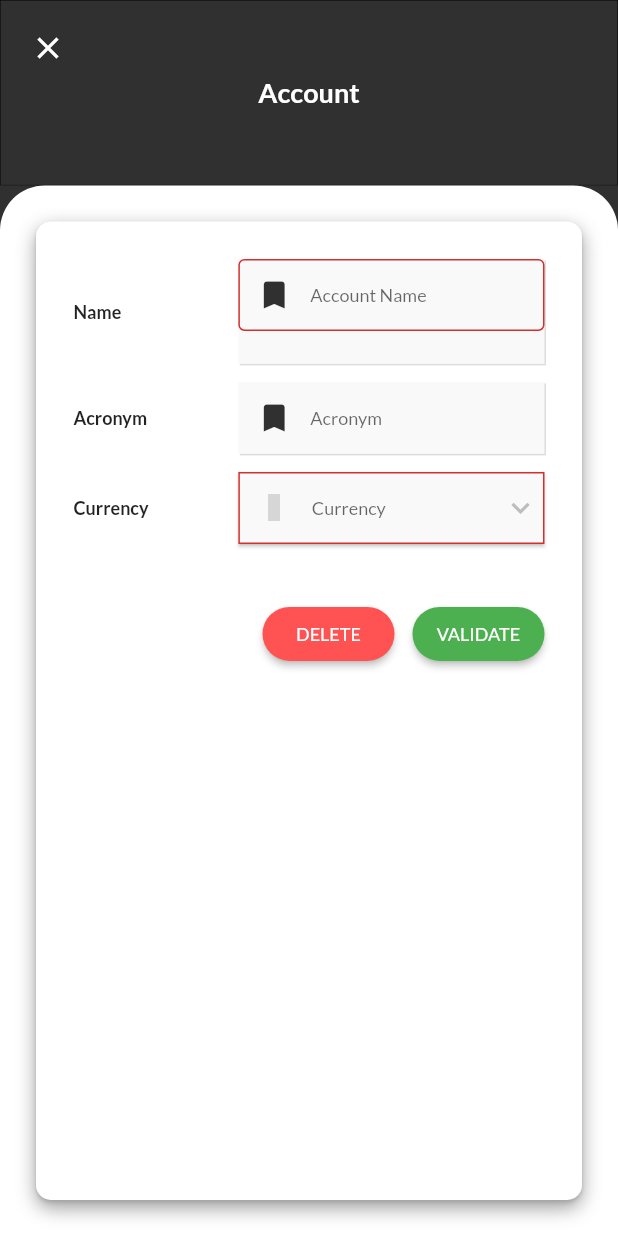
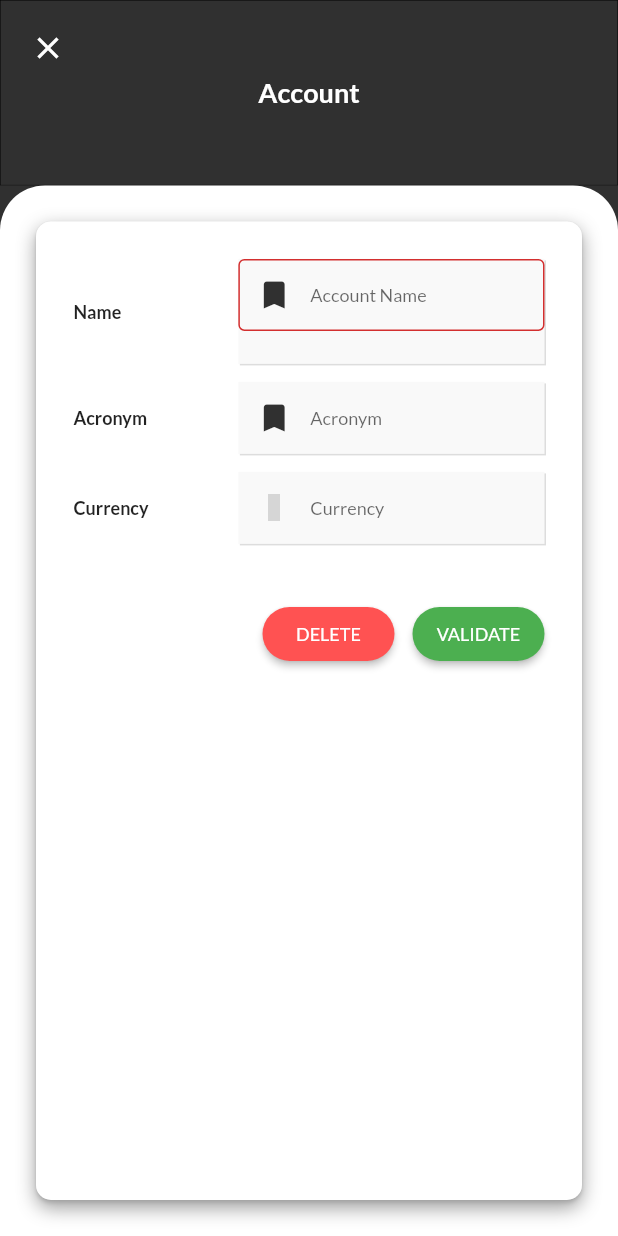
Before and after one commit to JorisTruong/homeaccountant-app, a Flutter app: the AccountInfoPage screen opened by its route, after a tap on "VALIDATE", on a phone screen of 412 x 824 dp. Run offline on Flutter 3.47's test engine with Material 2 defaults, Android fonts, the phone set to English and light mode, and no system bars; our stand-ins replace expandable, fl_chart, flutter_icons, flutter_redux, flutter_svg, google_fonts and 3 more; missing offline and left inert: currency_pickers, flutter_date_pickers, flutter_iconpicker, flutter_pagewise, keyboard_avoider; accounts and stored records are empty; grey boxes are pictures that could not be loaded.

Commit message:
feat: changed currency dropdown to currency dialog

```diff
--- a/lib/redux/actions/actions.dart
+++ b/lib/redux/actions/actions.dart
@@ -28,6 +28,12 @@ class AccountInfoCountryIso {
   final String accountInfoCountryIso;
 
   AccountInfoCountryIso(this.accountInfoCountryIso);
+}
+
+class AccountInfoCurrencyText {
+  final TextEditingController accountInfoCurrencyText;
+
+  AccountInfoCurrencyText(this.accountInfoCurrencyText);
 }
 
 class UpdateDateRangeType {
--- a/lib/redux/models/app_state.dart
+++ b/lib/redux/models/app_state.dart
@@ -10,6 +10,7 @@ class AppState {
   final TextEditingController accountInfoName;
   final TextEditingController accountInfoAcronym;
   final String accountInfoCountryIso;
+  final TextEditingController accountInfoCurrencyText;
   final TextEditingController transactionName;
   final int transactionAccountId;
   final TextEditingController transactionDate;
@@ -40,6 +41,7 @@ class AppState {
     this.accountInfoName,
     this.accountInfoAcronym,
     this.accountInfoCountryIso,
+    this.accountInfoCurrencyText,
     this.transactionId,
     this.transactionName,
     this.transactionAccountId,
--- a/lib/redux/reducers/app_reducer.dart
+++ b/lib/redux/reducers/app_reducer.dart
@@ -12,7 +12,8 @@ AppState appReducer(AppState state, action) {
     accountInfoId: accountInfoIdReducer(state.accountInfoId, action),
     accountInfoName: accountInfoNameReducer(state.accountInfoName, action),
     accountInfoAcronym: accountInfoAcronymReducer(state.accountInfoAcronym, action),
-    accountInfoCountryIso: accountInfoCurrencyRenducer(state.accountInfoCountryIso, action),
+    accountInfoCountryIso: accountInfoCurrencyReducer(state.accountInfoCountryIso, action),
+    accountInfoCurrencyText: accountInfoCurrencyTextReducer(state.accountInfoCurrencyText, action),
     transactionId: transactionIdReducer(state.transactionId, action),
     transactionName: transactionNameReducer(state.transactionName, action),
     transactionAccountId: transactionAccountIdReducer(state.transactionAccountId, action),
--- a/lib/screen/account_info.dart
+++ b/lib/screen/account_info.dart
@@ -1,4 +1,3 @@
-import 'package:currency_pickers/countries.dart';
 import 'package:flutter/material.dart';
 import 'package:flutter/painting.dart';
 import 'package:flutter_redux/flutter_redux.dart';
@@ -7,6 +6,7 @@ import 'package:keyboard_avoider/keyboard_avoider.dart';
 import 'package:google_fonts/google_fonts.dart';
 import 'package:currency_pickers/utils/utils.dart';
 import 'package:currency_pickers/country.dart';
+import 'package:currency_pickers/currency_picker_dialog.dart';
 import 'package:flutter_icons/flutter_icons.dart';
 
 import 'package:homeaccountantapp/const.dart';
@@ -42,8 +42,19 @@ class _AccountInfoPageState extends State<AccountInfoPage> with TickerProviderSt
     _store.dispatch(AccountInfoName(TextEditingController()));
     _store.dispatch(AccountInfoAcronym(TextEditingController()));
     _store.dispatch(AccountInfoCountryIso(null));
+    _store.dispatch(AccountInfoCurrencyText(TextEditingController()));
     _store.dispatch(IsCreatingAccount(false));
   }
+
+  Widget _buildDialogItem(Country country) => Row(
+    children: <Widget>[
+      CurrencyPickerUtils.getDefaultFlagImage(country),
+      SizedBox(width: 8.0),
+      Text("${country.currencyCode}"),
+      SizedBox(width: 8.0),
+      Flexible(child: Text(country.name))
+    ],
+  );
 
   @override
   Widget build(BuildContext context) {
@@ -221,78 +232,78 @@ class _AccountInfoPageState extends State<AccountInfoPage> with TickerProviderSt
                                                       ]
                                                     ),
                                                     SizedBox(height: 12.0),
+                                                    /// Select the currency
                                                     Row(
                                                       children: [
-                                                        /// Dropdown to select the current
                                                         Expanded(
                                                           flex: 7,
                                                           child: Text(
                                                             'Currency',
                                                             style: GoogleFonts.lato(
                                                               fontWeight: FontWeight.bold,
-                                                              fontSize: baseFontSize.text
+                                                              fontSize: baseFontSize.text,
                                                             ),
                                                           )
                                                         ),
                                                         Expanded(
                                                           flex: 13,
-                                                          child: DropdownButtonHideUnderline(
-                                                            child: ButtonTheme(
-                                                              alignedDropdown: true,
-                                                              child: Card(
+                                                          child: Container(
+                                                            decoration: BoxDecoration(
                                                               color: baseColors.tertiaryColor,
-                                                                margin: EdgeInsets.zero,
-                                                                shape: RoundedRectangleBorder(
-                                                                  side: BorderSide(color: errorCurrency ? baseColors.errorColor : baseColors.transparent)
+                                                              boxShadow: [
+                                                                BoxShadow(
+                                                                  color: Colors.grey.withOpacity(0.35),
+                                                                  spreadRadius: 0,
+                                                                  blurRadius: 0,
+                                                                  offset: Offset(1, 1), // changes position of shadow
                                                                 ),
-                                                                child: Row(
+                                                              ],
+                                                            ),
+                                                            child: TextField(
+                                                              readOnly: true,
+                                                              controller: _store.state.accountInfoCurrencyText,
+                                                              style: GoogleFonts.lato(fontSize: baseFontSize.text),
+                                                              decoration: InputDecoration(
+                                                                isDense: true,
+                                                                alignLabelWithHint: true,
+                                                                border: OutlineInputBorder(borderSide: BorderSide.none),
+                                                                contentPadding: EdgeInsets.only(right: 20.0),
+                                                                hintText: 'Currency',
+                                                                prefixIcon: _store.state.accountInfoCountryIso == null ?
+                                                                  Icon(MaterialCommunityIcons.currency_sign, size: 18.0, color: baseColors.mainColor) :
+                                                                  Column(
+                                                                    mainAxisAlignment: MainAxisAlignment.center,
                                                                     children: [
-                                                                    _store.state.accountInfoCountryIso == null ? SizedBox(width: 15.0) : Container(),
-                                                                    _store.state.accountInfoCountryIso == null ? Icon(MaterialCommunityIcons.currency_sign, size: 18.0) : Container(),
-                                                                    Expanded(
-                                                                      child: DropdownButton<Country>(
-                                                                        icon: Icon(Icons.keyboard_arrow_down),
-                                                                        value: _store.state.accountInfoCountryIso == null ? null : CurrencyPickerUtils.getCountryByIsoCode(_store.state.accountInfoCountryIso),
-                                                                        hint: Text(
-                                                                          'Currency',
-                                                                          textAlign: TextAlign.center,
-                                                                          style: GoogleFonts.lato(color: baseColors.secondaryColor, fontSize: baseFontSize.text)
+                                                                      CurrencyPickerUtils.getDefaultFlagImage(CurrencyPickerUtils.getCountryByIsoCode(_store.state.accountInfoCountryIso)),
+                                                                    ]
                                                                   ),
-                                                                        isDense: false,
+                                                              ),
                                                               onTap: () {
                                                                 if (!currentFocus.hasPrimaryFocus) {
                                                                   currentFocus.unfocus();
                                                                 }
+                                                                showDialog(
+                                                                  context: context,
+                                                                  builder: (context) => Theme(
+                                                                    data: Theme.of(context).copyWith(primaryColor: baseColors.mainColor),
+                                                                    child: CurrencyPickerDialog(
+                                                                      titlePadding: EdgeInsets.all(8.0),
+                                                                      searchCursorColor: baseColors.mainColor,
+                                                                      searchInputDecoration: InputDecoration(hintText: 'Search...'),
+                                                                      isSearchable: true,
+                                                                      title: Text('Select your currency'),
+                                                                      onValuePicked: (Country country) {
+                                                                        _store.dispatch(AccountInfoCountryIso(country.isoCode));
+                                                                        TextEditingController currency = TextEditingController();
+                                                                        currency.text = "${country.currencyCode} (${country.isoCode})";
+                                                                        _store.dispatch(AccountInfoCurrencyText(currency));
                                                                       },
-                                                                        onChanged: (Country newValue) {
-                                                                          setState(() {
-                                                                            errorCurrency = false;
-                                                                          });
-                                                                          _store.dispatch(AccountInfoCountryIso(newValue.isoCode));
-                                                                        },
-                                                                        items: List.generate(countryList.length, (int index) {
-                                                                          return DropdownMenuItem<Country>(
-                                                                            value: countryList[index],
-                                                                            child: Row(
-                                                                              children: <Widget>[
-                                                                                CurrencyPickerUtils.getDefaultFlagImage(countryList[index]),
-                                                                                SizedBox(
-                                                                                  width: 8.0,
-                                                                                ),
-                                                                                Text(
-                                                                                  "${countryList[index].currencyCode} (${countryList[index].isoCode})",
-                                                                                  style: GoogleFonts.lato(fontSize: baseFontSize.text)
-                                                                                ),
-                                                                              ],
+                                                                      itemBuilder: _buildDialogItem
+                                                                    )
                                                                   ),
                                                                 );
-                                                                        })
-                                                                      )
+                                                              },
                                                             ),
-                                                                  ],
-                                                                )
-                                                              )
-                                                            )
                                                           )
                                                         )
                                                       ]
--- a/lib/screen/accounts.dart
+++ b/lib/screen/accounts.dart
@@ -134,10 +134,15 @@ class _AccountsPageState extends State<AccountsPage> with TickerProviderStateMix
                                                   accountName.text = snapshot.data[index].accountName;
                                                   TextEditingController accountAcronym = TextEditingController();
                                                   accountAcronym.text = snapshot.data[index].accountAcronym;
+                                                  TextEditingController accountCurrency = TextEditingController();
+                                                  Country country = CurrencyPickerUtils.getCountryByIsoCode(snapshot.data[index].accountCountryIso);
+                                                  accountCurrency.text = "${country.currencyCode} (${country.isoCode})";
                                                   _store.dispatch(AccountInfoId(snapshot.data[index].accountId));
                                                   _store.dispatch(AccountInfoName(accountName));
                                                   _store.dispatch(AccountInfoAcronym(accountAcronym));
                                                   _store.dispatch(AccountInfoCountryIso(snapshot.data[index].accountCountryIso));
+                                                  _store.dispatch(AccountInfoCurrencyText(accountCurrency));
+
                                                   print(snapshot.data[index]);
 
                                                   _store.dispatch(NavigatePushAction(AppRoutes.account));
```
Also changed, not shown: lib/redux/reducers/account_reducer.dart (+7 -2 lines), 1 other file. Lines whose indentation alone changed are shown as unchanged.
